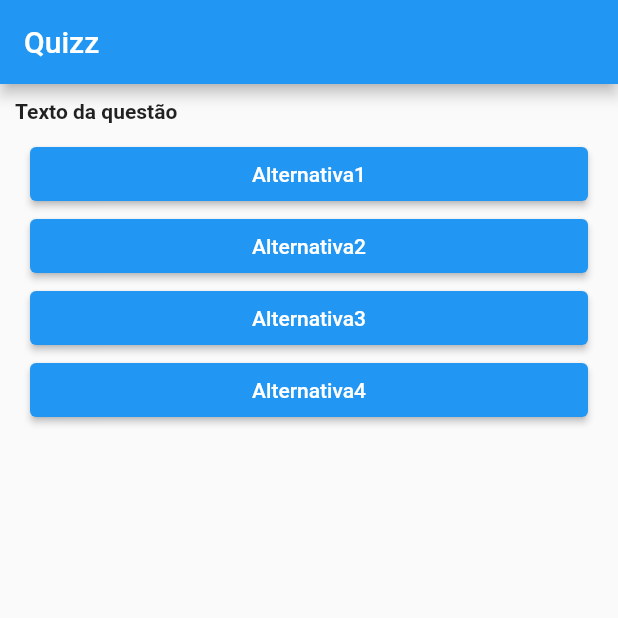
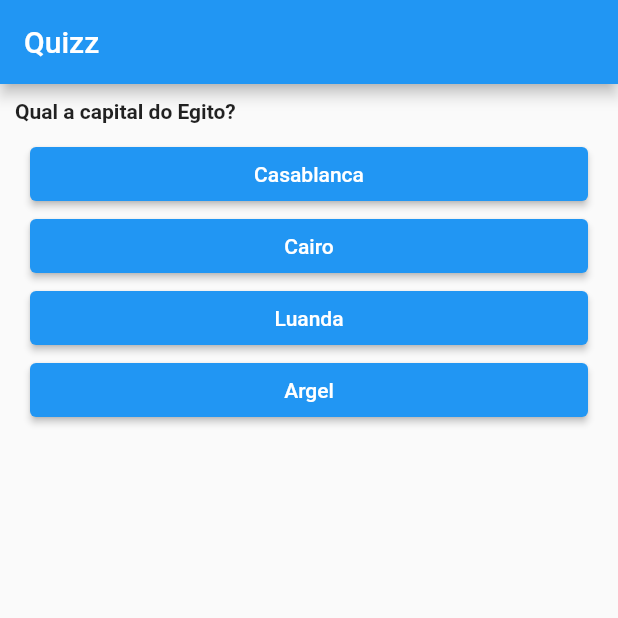
Before and after one commit to Matheus-IT/questions_and_answers, a Flutter app: the screen it shows after launch, on a phone screen of 412 x 824 dp, the top half of it. Run offline on Flutter 3.47's test engine with Material 2 defaults, Android fonts, the phone set to English and light mode, and no system bars.

Commit message:
Base for questions and answers options choice

```diff
--- a/lib/main.dart
+++ b/lib/main.dart
@@ -1,4 +1,6 @@
 import 'package:flutter/material.dart';
+import 'package:questions_and_answers/models/database.dart';
+import 'package:questions_and_answers/models/question.dart';
 
 import 'widgets/option_button.dart';
 
@@ -14,29 +16,37 @@ class QuizzApp extends StatefulWidget {
 }
 
 class _QuizzAppState extends State<QuizzApp> {
+  List<Question> _questions = Database.selectRandom(4);
+  int _currentQuestionIndex = 0;
+
   @override
   Widget build(BuildContext context) {
+    final options = List<OptionButton>.generate(
+      _questions[_currentQuestionIndex].options.length,
+      (index) => OptionButton(
+        text: _questions[_currentQuestionIndex].options[index].text,
+      ),
+    );
+
     return MaterialApp(
       home: Scaffold(
         appBar: AppBar(title: const Text('Quizz')),
         body: Column(
           crossAxisAlignment: CrossAxisAlignment.stretch,
-            children: const [
+          children: [
             Padding(
-                padding: EdgeInsets.all(10),
+              padding: const EdgeInsets.all(10),
               child: Text(
-                  'Texto da questão',
-                  style: TextStyle(
+                _questions[_currentQuestionIndex].text,
+                style: const TextStyle(
                   fontWeight: FontWeight.bold,
                 ),
               ),
             ),
-              OptionButton(text: 'Alternativa1'),
-              OptionButton(text: 'Alternativa2'),
-              OptionButton(text: 'Alternativa3'),
-              OptionButton(text: 'Alternativa4'),
+            ...options,
           ],
-          )),
+        ),
+      ),
     );
   }
 }
--- a/lib/models/database.dart
+++ b/lib/models/database.dart
@@ -64,5 +64,16 @@ class Database {
     ),
   ];
 
-  int get questionCount => _questions.length;
+  static int get questionCount => _questions.length;
+
+  static List<Question> selectRandom(int count) {
+    final List<int> indexes = List<int>.generate(
+      questionCount,
+      (index) => index,
+    );
+
+    indexes.shuffle();
+
+    return List<Question>.generate(count, (index) => _questions[index]);
+  }
 }
```
Lines whose indentation alone changed are shown as unchanged.
